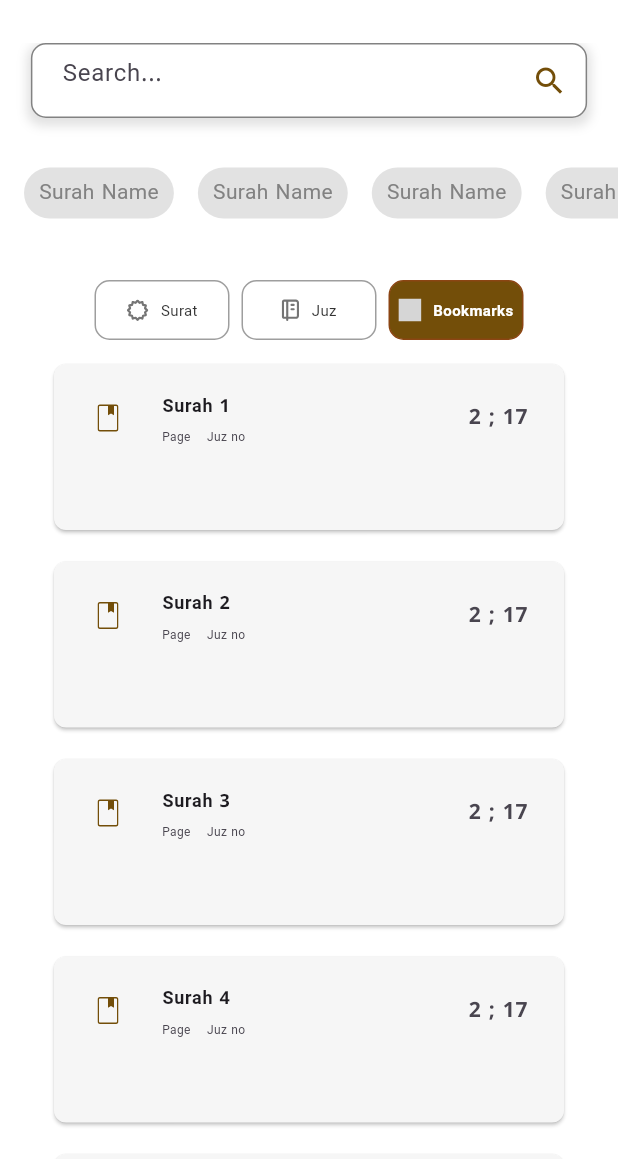
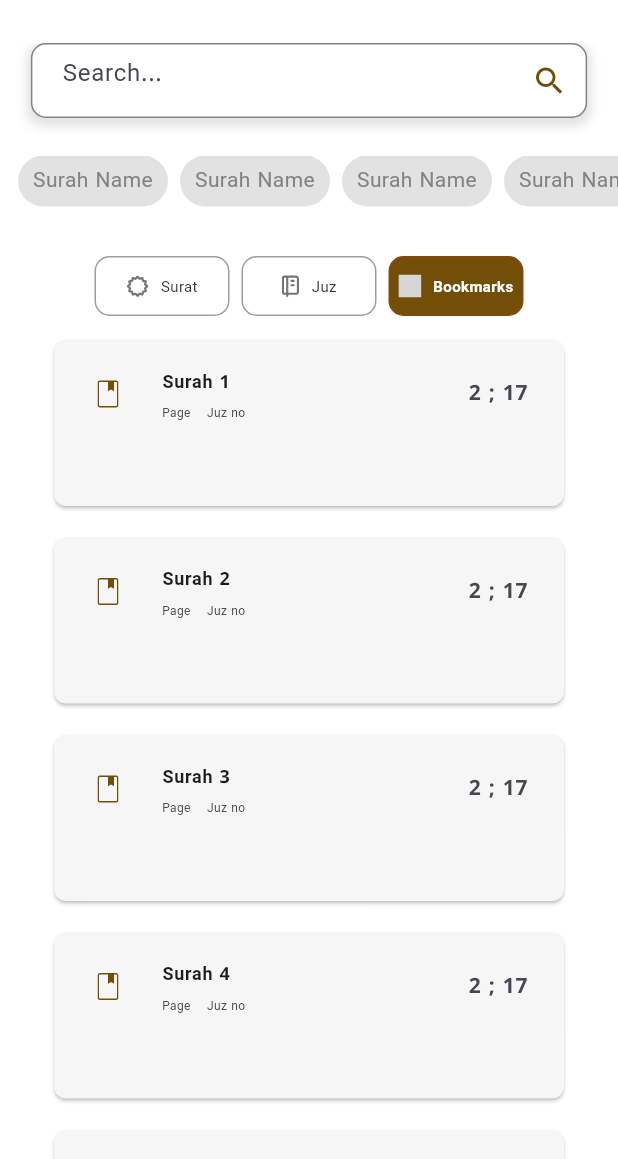
Before and after one commit to D4dx-Org/alquran_malayalam_web, a Flutter app: the screen it shows after launch, after a tap on "Juz", after a tap on "Bookmarks", on a phone screen of 412 x 824 dp, the part 77-1236 px from its top. Run offline on Flutter 3.47's test engine with Material 3 defaults, Android fonts, the phone set to English and light mode, and no system bars; our stand-ins replace flutter_svg, get, get_storage, google_fonts; grey boxes are pictures that could not be loaded.

Commit message:
horizontal card widget updated

```diff
--- a/lib/widgets/horizontal_cardview.dart
+++ b/lib/widgets/horizontal_cardview.dart
@@ -6,6 +6,7 @@ class HorizontalCardWidget extends StatelessWidget {
   @override
   Widget build(BuildContext context) {
     double cardHeight = 34;
+    double cardWidth = 100; // Set the desired card width
 
     return LayoutBuilder(
       builder: (context, constraints) {
@@ -13,25 +14,23 @@ class HorizontalCardWidget extends StatelessWidget {
           scrollDirection: Axis.horizontal,
           child: ConstrainedBox(
             constraints: BoxConstraints(minWidth: constraints.maxWidth),
-            child: IntrinsicWidth(
-              child: Center(
-                child: Container(
-                  padding: const EdgeInsets.all(8.0),
-                  height: cardHeight + 16, // Add padding to height
+            child: Padding(
+              padding: const EdgeInsets.symmetric(horizontal: 8.0),
               child: Row(
                 mainAxisAlignment: MainAxisAlignment.center,
-                    children: List.generate(5, (index) {
-                      return Padding(
-                        padding: const EdgeInsets.symmetric(horizontal: 8.0),
+                children: List.generate(
+                  5,
+                  (index) => Padding(
+                    padding: const EdgeInsets.symmetric(horizontal: 4.0),
+                    child: SizedBox(
+                      width: cardWidth,
                       child: Container(
                         height: cardHeight,
                         decoration: BoxDecoration(
                           borderRadius: BorderRadius.circular(25),
                           color: const Color.fromRGBO(226, 226, 226, 1),
                         ),
-                          child: const Padding(
-                            padding: EdgeInsets.symmetric(horizontal: 10),
-                            child: Center(
+                        child: const Center(
                           child: Text(
                             'Surah Name',
                             textAlign: TextAlign.center,
@@ -45,8 +44,6 @@ class HorizontalCardWidget extends StatelessWidget {
                         ),
                       ),
                     ),
-                      );
-                    }),
                   ),
                 ),
               ),
```
Lines whose indentation alone changed are shown as unchanged.
